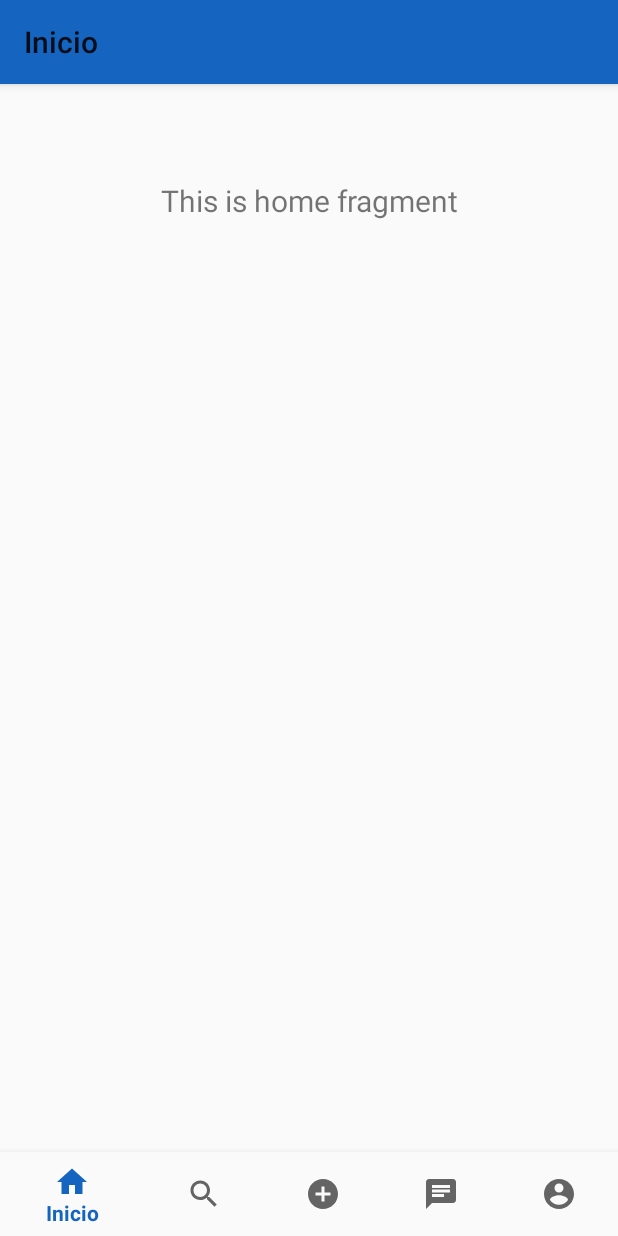
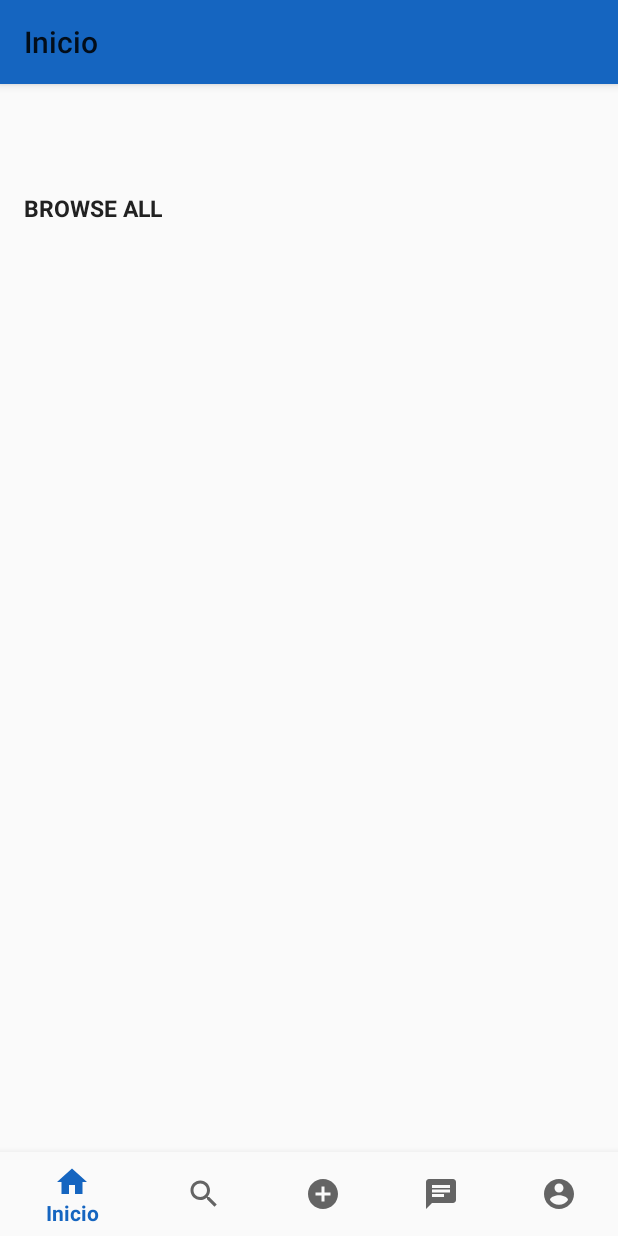
Before and after one commit to alanbraidot/StudyGroup, an Android app: the screen it shows after launch (MainActivity), on a phone screen of 412 x 824 dp. Run offline under Robolectric (Android 15) with nearby library versions, the phone set to English and light mode, and no system bars; our stand-ins replace navigation-ui; 2 statements that could not run were skipped.

```diff
--- a/app/build.gradle
+++ b/app/build.gradle
@@ -23,6 +23,7 @@ dependencies {
     implementation fileTree(dir: 'libs', include: ['*.jar'])
     implementation 'androidx.appcompat:appcompat:1.1.0'
     implementation 'androidx.constraintlayout:constraintlayout:1.1.3'
+    implementation 'com.android.support:cardview-v7:28.0.0'
     implementation 'com.google.android.material:material:1.0.0'
     implementation 'androidx.navigation:navigation-fragment:2.0.0'
     implementation 'androidx.navigation:navigation-ui:2.0.0'
--- a/app/src/main/AndroidManifest.xml
+++ b/app/src/main/AndroidManifest.xml
@@ -9,9 +9,10 @@
         android:roundIcon="@mipmap/ic_launcher_round"
         android:supportsRtl="true"
         android:theme="@style/AppTheme">
+        <activity android:name=".activities.Login"></activity>
         <activity
             android:name=".activities.CrearGrupo"
-            android:label="@string/title_activity_crear_grupo"></activity>
+            android:label="@string/title_activity_crear_grupo" />
         <activity android:name=".activities.RegistroDatos" />
         <activity android:name=".activities.MainActivity">
             <intent-filter>
--- a/app/src/main/res/layout/fragment_home.xml
+++ b/app/src/main/res/layout/fragment_home.xml
@@ -1,19 +1,20 @@
 <?xml version="1.0" encoding="utf-8"?>
-<androidx.constraintlayout.widget.ConstraintLayout xmlns:android="http://schemas.android.com/apk/res/android"
+<LinearLayout xmlns:android="http://schemas.android.com/apk/res/android"
     xmlns:app="http://schemas.android.com/apk/res-auto"
+    xmlns:tools="http://schemas.android.com/tools"
     android:layout_width="match_parent"
-    android:layout_height="match_parent">
+    android:layout_height="match_parent"
+    android:orientation="vertical"
+    android:layout_marginVertical="@dimen/activity_vertical_margin"
+    android:layout_marginHorizontal="@dimen/activity_horizontal_margin"
+    tools:targetApi="o">
 
     <TextView
-        android:id="@+id/text_home"
-        android:layout_width="match_parent"
+        android:id="@+id/tv_browse_home"
+        android:layout_width="wrap_content"
         android:layout_height="wrap_content"
-        android:layout_marginStart="8dp"
-        android:layout_marginTop="8dp"
-        android:layout_marginEnd="8dp"
-        android:textAlignment="center"
-        android:textSize="20sp"
-        app:layout_constraintEnd_toEndOf="parent"
-        app:layout_constraintStart_toStartOf="parent"
-        app:layout_constraintTop_toTopOf="parent" />
-</androidx.constraintlayout.widget.ConstraintLayout>
+        android:textSize="15dp"
+        android:textColor="@color/colorNegro"
+        android:text="BROWSE ALL"
+        android:textStyle="bold" />
+</LinearLayout>
```
Also changed, not shown: app/src/main/java/com/example/studygroup/activities/Login.java (added, +15 -0 lines), app/src/main/res/drawable/botongoogle.xml (added, +14 -0 lines), app/src/main/res/layout/activity_login.xml (added, +33 -0 lines), app/src/main/res/mipmap-hdpi/log2.jpg (added), app/src/main/res/mipmap-mdpi/ic_google.png (added), 2 other files.
